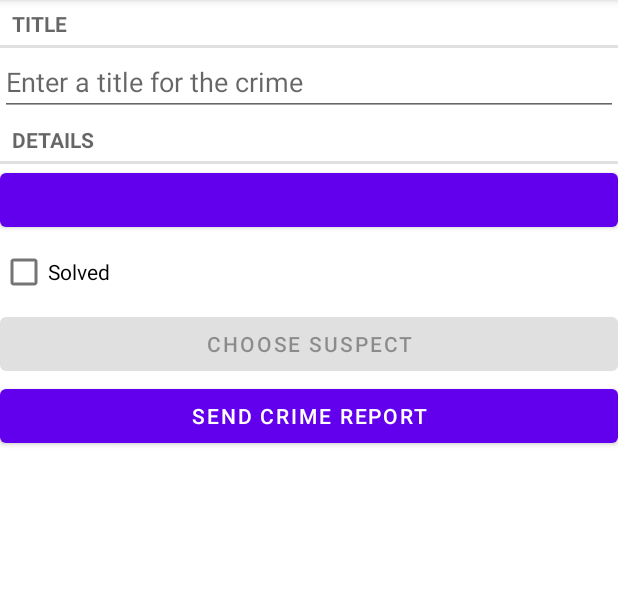
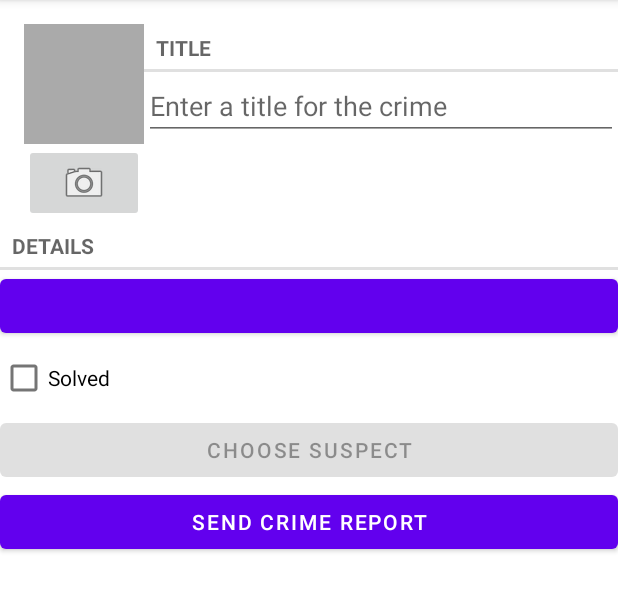
Before and after one commit to aditya610/CriminalIntent, an Android app: the screen it shows after launch (MainActivity), after a tap on "New Crime", on a phone screen of 412 x 824 dp, the part 84-695 px from its top. Run offline under Robolectric (Android 15) with nearby library versions, the phone set to English and light mode, and no system bars; our stand-ins replace Room's generated code; 1 statement that could not run was skipped.

```diff
--- a/app/src/main/java/com/bignerdranch/android/criminalintent/Crime.kt
+++ b/app/src/main/java/com/bignerdranch/android/criminalintent/Crime.kt
@@ -10,4 +10,7 @@ data class Crime(@PrimaryKey val id: UUID = UUID.randomUUID(),
                  var date: Date = Date(),
                  var isSolved: Boolean = false,
                  var suspect: String = ""
-                 )
+                 ) {
+    val photoFileName
+        get() = "IMG_$id.jpg"
+}
--- a/app/src/main/java/com/bignerdranch/android/criminalintent/CrimeDetailViewModel.kt
+++ b/app/src/main/java/com/bignerdranch/android/criminalintent/CrimeDetailViewModel.kt
@@ -4,6 +4,7 @@ import androidx.lifecycle.LiveData
 import androidx.lifecycle.MutableLiveData
 import androidx.lifecycle.Transformations
 import androidx.lifecycle.ViewModel
+import java.io.File
 import java.util.*
 
 class CrimeDetailViewModel : ViewModel() {
@@ -22,4 +23,8 @@ class CrimeDetailViewModel : ViewModel() {
     fun saveCrime(crime: Crime) {
         crimeRepository.updateCrime(crime)
     }
+
+    fun getPhotoFile(crime: Crime): File {
+        return crimeRepository.getPhotoFile(crime)
+    }
 }
--- a/app/src/main/java/com/bignerdranch/android/criminalintent/CrimeFragment.kt
+++ b/app/src/main/java/com/bignerdranch/android/criminalintent/CrimeFragment.kt
@@ -7,6 +7,7 @@ import android.content.pm.ResolveInfo
 import android.net.Uri
 import android.os.Bundle
 import android.provider.ContactsContract
+import android.provider.MediaStore
 import android.text.Editable
 import android.text.TextWatcher
 import android.text.format.DateFormat
@@ -14,11 +15,11 @@ import android.util.Log
 import android.view.LayoutInflater
 import android.view.View
 import android.view.ViewGroup
-import android.widget.Button
-import android.widget.CheckBox
-import android.widget.EditText
+import android.widget.*
+import androidx.core.content.FileProvider
 import androidx.fragment.app.Fragment
 import androidx.lifecycle.ViewModelProviders
+import java.io.File
 import java.util.*
 
 private const val TAG = "CrimeFragment"
@@ -26,16 +27,21 @@ private const val ARG_CRIME_ID = "crime_id"
 private const val DIALOG_DATE = "DialogDate"
 private const val REQUEST_DATE = 0
 private const val REQUEST_CONTACT = 1
+private const val REQUEST_PHOTO = 2
 private const val DATE_FORMAT = "EEE, MMM, dd"
 
 class CrimeFragment : Fragment() , DatePickerFragment.Callbacks {
 
     private lateinit var crime: Crime
+    private lateinit var photoFile: File
+    private lateinit var photoUri: Uri
     private lateinit var titleField: EditText
     private lateinit var dateButton: Button
     private lateinit var solvedCheckBox: CheckBox
     private lateinit var reportButton: Button
     private lateinit var suspectButton: Button
+    private lateinit var photoButton: ImageButton
+    private lateinit var photoView: ImageView
     private val crimeDetailViewModel : CrimeDetailViewModel by lazy {
         ViewModelProviders.of(this).get(CrimeDetailViewModel::class.java)
     }
@@ -57,7 +63,8 @@ class CrimeFragment : Fragment() , DatePickerFragment.Callbacks {
         solvedCheckBox = view.findViewById(R.id.crime_solved) as CheckBox
         reportButton = view.findViewById(R.id.crime_report) as Button
         suspectButton = view.findViewById(R.id.crime_suspect) as Button
-
+        photoButton = view.findViewById(R.id.crime_camera) as ImageButton
+        photoView = view.findViewById(R.id.crime_photo) as ImageView
         return view
     }
 
@@ -68,6 +75,10 @@ class CrimeFragment : Fragment() , DatePickerFragment.Callbacks {
             androidx.lifecycle.Observer { crime ->
                 crime?.let {
                     this.crime = crime
+                    photoFile = crimeDetailViewModel.getPhotoFile(crime)
+                    photoUri = FileProvider.getUriForFile(requireActivity(),
+                    "com.bignerdranch.android.criminalintent.fileprovider",
+                    photoFile)
                     updateUI()
                 }
             }
@@ -136,12 +147,34 @@ class CrimeFragment : Fragment() , DatePickerFragment.Callbacks {
             }
         }
 
+        photoButton.apply {
+            val packageManager: PackageManager = requireActivity().packageManager
+            val captureImage = Intent(MediaStore.ACTION_IMAGE_CAPTURE)
+            val resolveActivity: ResolveInfo? =
+                packageManager.resolveActivity(captureImage,
+                PackageManager.MATCH_DEFAULT_ONLY)
+            if (resolveActivity == null) {
+                isEnabled= false
+            }
+
+            setOnClickListener {
+                captureImage.putExtra(MediaStore.EXTRA_OUTPUT, photoUri)
+                val cameraActivities: List<ResolveInfo> =
+                    packageManager.queryIntentActivities(captureImage,
+                    PackageManager.MATCH_DEFAULT_ONLY)
+                for (cameraActivity in cameraActivities ) {
+                    requireActivity().grantUriPermission(
+                        cameraActivity.activityInfo.packageName,
+                        photoUri,
+                        Intent.FLAG_GRANT_WRITE_URI_PERMISSION
+                    )
+                }
+                startActivityForResult(captureImage, REQUEST_PHOTO)
+            }
+        }
+
     }
 
-    override fun onStop() {
-        super.onStop()
-        crimeDetailViewModel.saveCrime(crime)
-    }
 
     fun updateUI(){
         titleField.setText(crime.title)
@@ -153,6 +186,28 @@ class CrimeFragment : Fragment() , DatePickerFragment.Callbacks {
         if (crime.suspect.isNotEmpty()) {
             suspectButton.text = crime.suspect
         }
+        updatePhotoView()
+    }
+
+    private fun updatePhotoView() {
+        if(photoFile.exists()) {
+            val bitmap = getScaledBitmap(photoFile.path, requireActivity())
+            photoView.setImageBitmap(bitmap)
+        } else {
+            photoView.setImageDrawable(null)
+        }
+    }
+
+
+    override fun onStop() {
+        super.onStop()
+        crimeDetailViewModel.saveCrime(crime)
+    }
+
+    override fun onDetach() {
+        super.onDetach()
+        requireActivity().revokeUriPermission(photoUri,
+        Intent.FLAG_GRANT_WRITE_URI_PERMISSION)
     }
 
     override fun onActivityResult(requestCode: Int, resultCode: Int, data: Intent?) {
@@ -174,6 +229,10 @@ class CrimeFragment : Fragment() , DatePickerFragment.Callbacks {
                     crimeDetailViewModel.saveCrime(crime)
                     suspectButton.text = suspect
                 }
+            }
+            requestCode == REQUEST_PHOTO -> {
+                requireActivity().revokeUriPermission(photoUri, Intent.FLAG_GRANT_WRITE_URI_PERMISSION)
+                updatePhotoView()
             }
         }
     }
--- a/app/src/main/java/com/bignerdranch/android/criminalintent/CrimeRepository.kt
+++ b/app/src/main/java/com/bignerdranch/android/criminalintent/CrimeRepository.kt
@@ -5,6 +5,7 @@ import androidx.lifecycle.LiveData
 import androidx.room.Room
 import com.bignerdranch.android.criminalintent.database.CrimeDatabase
 import com.bignerdranch.android.criminalintent.database.migration_1_2
+import java.io.File
 import java.lang.IllegalStateException
 import java.util.*
 import java.util.concurrent.Executors
@@ -24,6 +25,8 @@ class CrimeRepository private constructor(context: Context){
 
     private val executor = Executors.newSingleThreadExecutor()
 
+    private val filesDir = context.applicationContext.filesDir
+
     fun getCrimes(): LiveData<List<Crime>> = crimeDao.getCrimes()
 
     fun getCrime(id: UUID): LiveData<Crime?> = crimeDao.getCrime(id)
@@ -40,6 +43,8 @@ class CrimeRepository private constructor(context: Context){
         }
     }
 
+    fun getPhotoFile(crime: Crime): File = File(filesDir, crime.photoFileName)
+
     companion object {
         private var INSTANCE: CrimeRepository? = null
 
--- a/app/src/main/res/layout/fragment_crime.xml
+++ b/app/src/main/res/layout/fragment_crime.xml
@@ -4,7 +4,34 @@
     android:orientation="vertical"
     android:layout_width="match_parent"
     android:layout_height="match_parent">
-
+    <LinearLayout
+        android:layout_width="match_parent"
+        android:layout_height="wrap_content"
+        android:orientation="horizontal"
+        android:layout_marginStart="16dp"
+        android:layout_marginTop="16dp">
+        <LinearLayout
+            android:layout_width="wrap_content"
+            android:layout_height="wrap_content"
+            android:orientation="vertical">
+            <ImageView
+                android:id="@+id/crime_photo"
+                android:layout_width="80dp"
+                android:layout_height="80dp"
+                android:scaleType="centerInside"
+                android:cropToPadding="true"
+                android:background="@android:color/darker_gray"/>
+            <ImageButton
+                android:id="@+id/crime_camera"
+                android:layout_width="match_parent"
+                android:layout_height="wrap_content"
+                android:src="@android:drawable/ic_menu_camera"/>
+        </LinearLayout>
+        <LinearLayout
+            android:orientation="vertical"
+            android:layout_width="0dp"
+            android:layout_height="wrap_content"
+            android:layout_weight="1">
         <TextView
             android:layout_width="match_parent"
             android:layout_height="wrap_content"
@@ -15,6 +42,9 @@
             android:layout_width="match_parent"
             android:layout_height="wrap_content"
             android:hint="@string/crime_title_hint"/>
+
+        </LinearLayout>
+    </LinearLayout>
 
     <TextView
         style="?android:listSeparatorTextViewStyle"
--- /dev/null
+++ b/app/src/main/res/xml/files.xml
@@ -0,0 +1,6 @@
+<?xml version="1.0" encoding="utf-8"?>
+<paths>
+    <files-path
+        name="crime_photos"
+        path="."/>
+</paths>
```
Also changed, not shown: app/src/main/AndroidManifest.xml (+11 -0 lines), app/src/main/java/com/bignerdranch/android/criminalintent/pictureUtils.kt (added, +42 -0 lines). Lines whose indentation alone changed are shown as unchanged.
